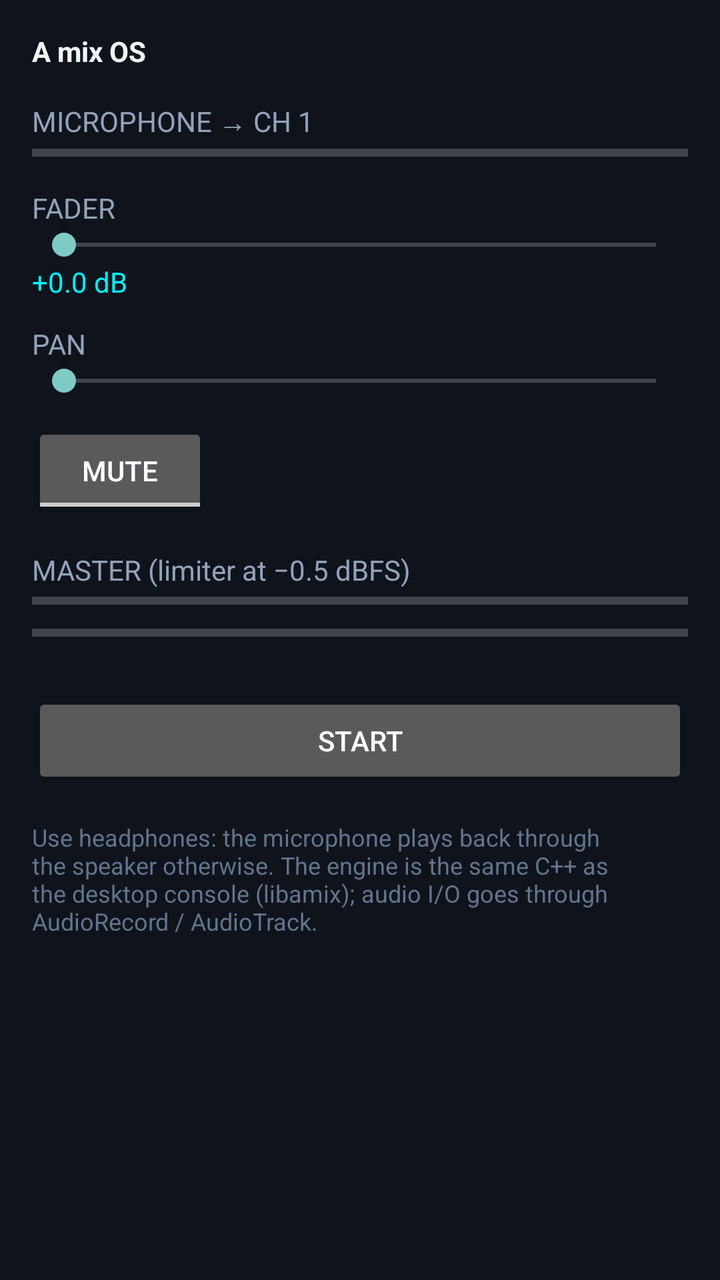
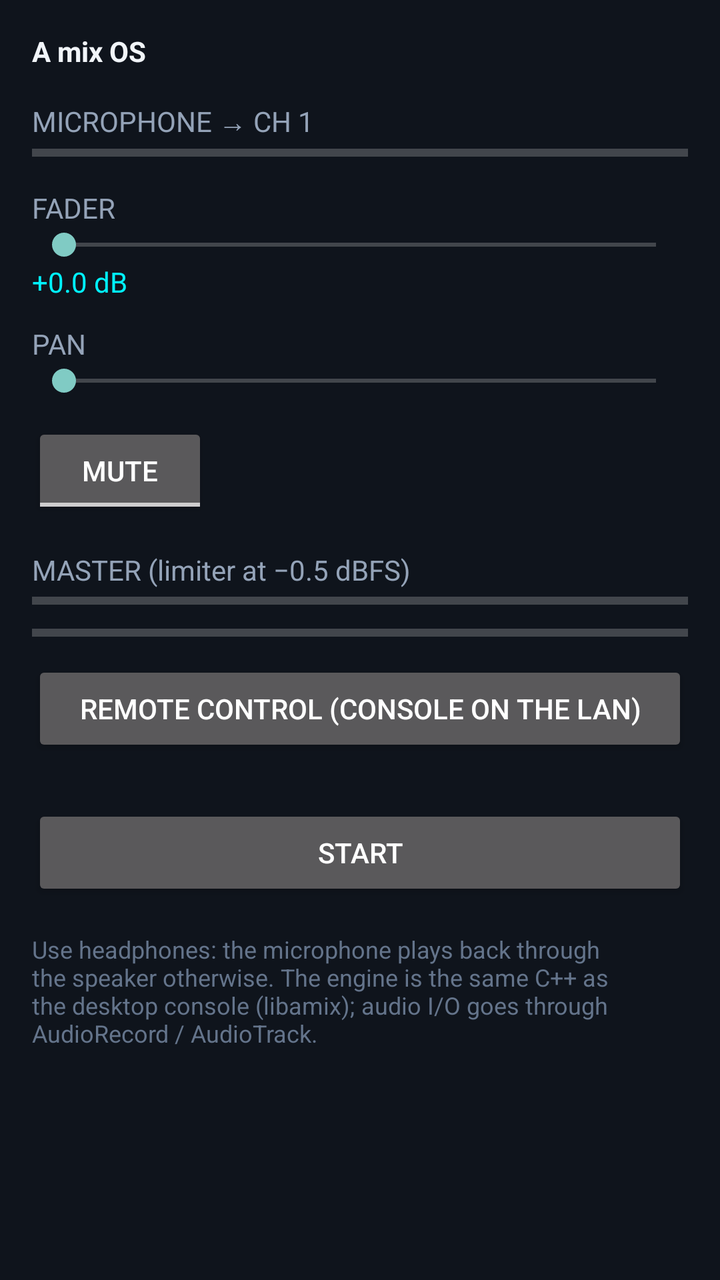

An Android layout rendered at two revisions. The XML below is the earlier revision; the diff shows what the commit changed to produce the second picture.
<!-- AndroidManifest.xml: application theme Theme.AppCompat.NoActionBar -->
<!-- res/layout/activity_main.xml -->
<?xml version="1.0" encoding="utf-8"?>
<LinearLayout xmlns:android="http://schemas.android.com/apk/res/android"
    android:layout_width="match_parent" android:layout_height="match_parent" android:orientation="vertical" android:padding="16dp" android:background="#0F141C">
    <TextView android:id="@+id/version" android:layout_width="match_parent" android:layout_height="wrap_content" android:textColor="#F1F5F9" android:textStyle="bold" android:text="@string/app_name" />
    <TextView android:layout_width="match_parent" android:layout_height="wrap_content" android:layout_marginTop="16dp" android:textColor="#94A3B8" android:text="@string/mic_in" />
    <ProgressBar android:id="@+id/meterIn" style="?android:attr/progressBarStyleHorizontal" android:layout_width="match_parent" android:layout_height="12dp" android:max="1000" />
    <TextView android:layout_width="match_parent" android:layout_height="wrap_content" android:layout_marginTop="12dp" android:textColor="#94A3B8" android:text="@string/fader" />
    <SeekBar android:id="@+id/fader" android:layout_width="match_parent" android:layout_height="wrap_content" />
    <TextView android:id="@+id/faderDb" android:layout_width="match_parent" android:layout_height="wrap_content" android:textColor="#00F2FF" android:text="+0.0 dB" />
    <TextView android:layout_width="match_parent" android:layout_height="wrap_content" android:layout_marginTop="12dp" android:textColor="#94A3B8" android:text="@string/pan" />
    <SeekBar android:id="@+id/pan" android:layout_width="match_parent" android:layout_height="wrap_content" />
    <ToggleButton android:id="@+id/mute" android:layout_width="wrap_content" android:layout_height="wrap_content" android:layout_marginTop="12dp" android:textOn="@string/mute_on" android:textOff="@string/mute_off" />
    <TextView android:layout_width="match_parent" android:layout_height="wrap_content" android:layout_marginTop="16dp" android:textColor="#94A3B8" android:text="@string/master" />
    <ProgressBar android:id="@+id/meterL" style="?android:attr/progressBarStyleHorizontal" android:layout_width="match_parent" android:layout_height="12dp" android:max="1000" />
    <ProgressBar android:id="@+id/meterR" style="?android:attr/progressBarStyleHorizontal" android:layout_width="match_parent" android:layout_height="12dp" android:layout_marginTop="4dp" android:max="1000" />
    <Button android:id="@+id/start" android:layout_width="match_parent" android:layout_height="wrap_content" android:layout_marginTop="24dp" android:text="@string/start" />
    <TextView android:layout_width="match_parent" android:layout_height="wrap_content" android:layout_marginTop="16dp" android:textColor="#64748B" android:textSize="12sp" android:text="@string/note" />
</LinearLayout>
<!-- resources referenced by this layout -->
<resources>
  <string name="app_name">A mix OS</string>
  <string name="fader">FADER</string>
  <string name="master">MASTER (limiter at −0.5 dBFS)</string>
  <string name="mic_in">MICROPHONE → CH 1</string>
  <string name="mute_off">MUTE</string>
  <string name="mute_on">MUTED</string>
  <string name="note">Use headphones: the microphone plays back through the speaker otherwise. The engine is the same C++ as the desktop console (libamix); audio I/O goes through AudioRecord / AudioTrack.</string>
  <string name="pan">PAN</string>
  <string name="start">START</string>
</resources>

<!-- the commit's change to res/layout/activity_main.xml (unified diff, before → after) -->
@@ -13,6 +13,7 @@
     <TextView android:layout_width="match_parent" android:layout_height="wrap_content" android:layout_marginTop="16dp" android:textColor="#94A3B8" android:text="@string/master" />
     <ProgressBar android:id="@+id/meterL" style="?android:attr/progressBarStyleHorizontal" android:layout_width="match_parent" android:layout_height="12dp" android:max="1000" />
     <ProgressBar android:id="@+id/meterR" style="?android:attr/progressBarStyleHorizontal" android:layout_width="match_parent" android:layout_height="12dp" android:layout_marginTop="4dp" android:max="1000" />
+    <Button android:id="@+id/remote" android:layout_width="match_parent" android:layout_height="wrap_content" android:layout_marginTop="8dp" android:text="@string/open_remote" />
     <Button android:id="@+id/start" android:layout_width="match_parent" android:layout_height="wrap_content" android:layout_marginTop="24dp" android:text="@string/start" />
     <TextView android:layout_width="match_parent" android:layout_height="wrap_content" android:layout_marginTop="16dp" android:textColor="#64748B" android:textSize="12sp" android:text="@string/note" />
 </LinearLayout>
<!-- resource entries referenced after the edit -->
@@ -7,6 +7,7 @@
   <string name="mute_off">MUTE</string>
   <string name="mute_on">MUTED</string>
   <string name="note">Use headphones: the microphone plays back through the speaker otherwise. The engine is the same C++ as the desktop console (libamix); audio I/O goes through AudioRecord / AudioTrack.</string>
+  <string name="open_remote">REMOTE CONTROL (console on the LAN)</string>
   <string name="pan">PAN</string>
   <string name="start">START</string>
 </resources>
